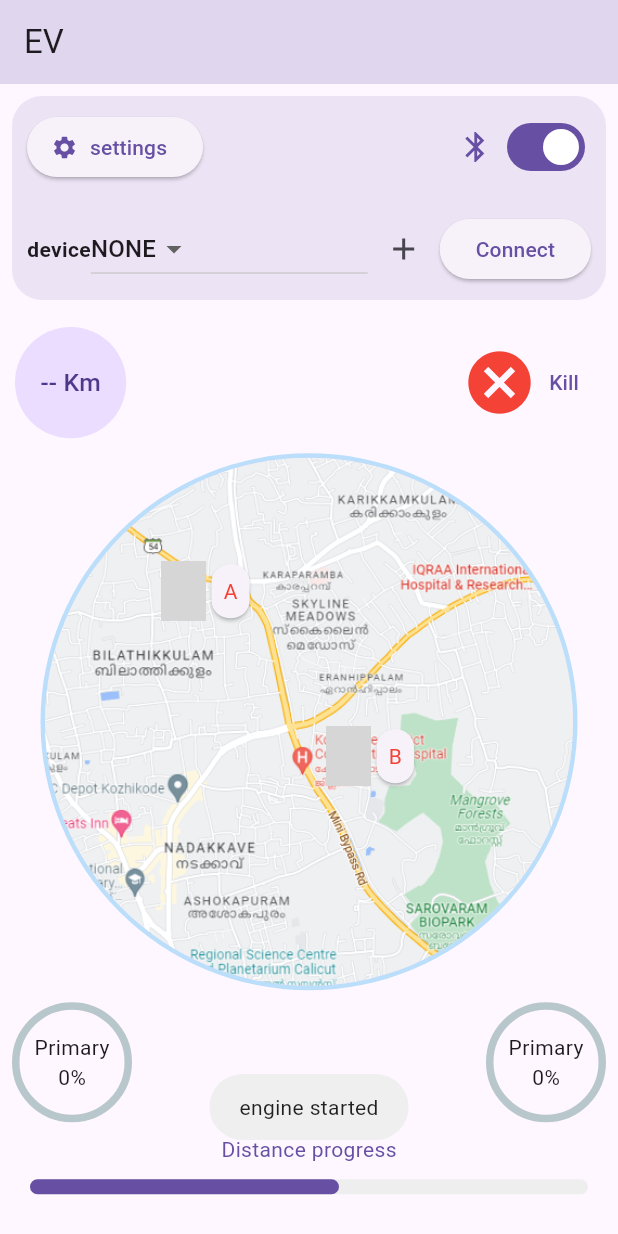
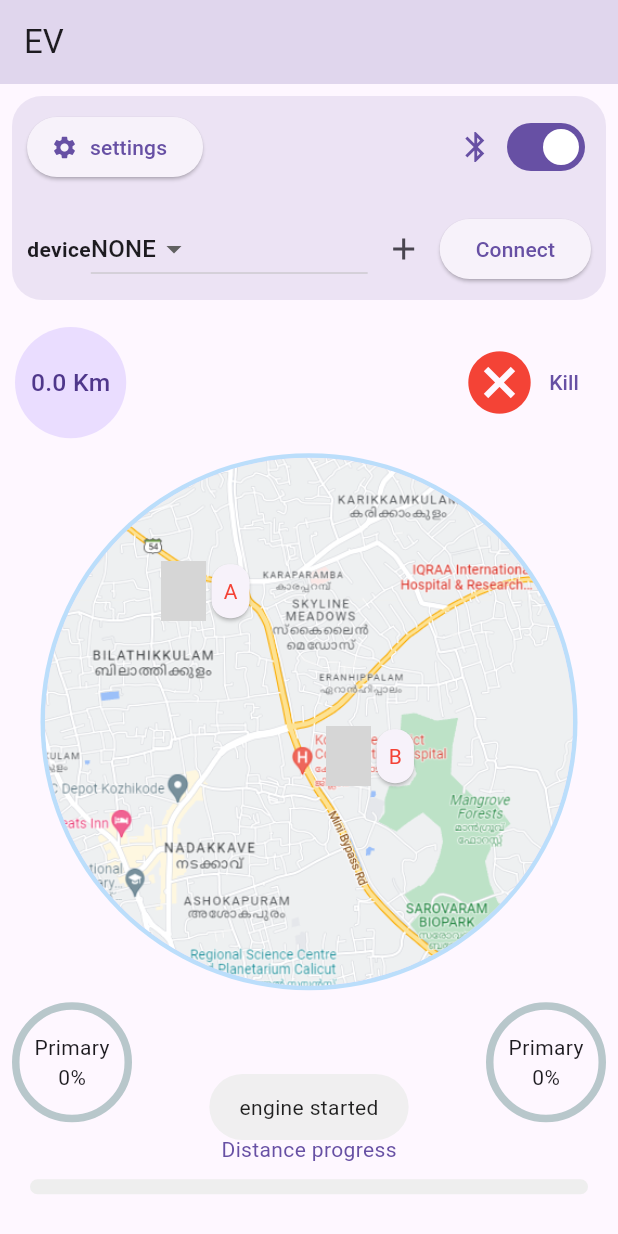
Before and after one commit to ShanuFutura/ev_management, a Flutter app: the screen it shows after launch, after a tap on "Start", on a phone screen of 412 x 824 dp. Run offline on Flutter 3.47's test engine with Material 2 defaults, Android fonts, the phone set to English and light mode, and no system bars; drawn by our look-alikes of percent_indicator; our stand-ins replace flutter_bluetooth_serial, fluttertoast, material_color_utilities, syncfusion_flutter_gauges; missing offline and left inert: battery_indicator; network calls fail; grey boxes are pictures that could not be loaded.

Commit message:
distance progress updated

```diff
--- a/lib/blue.dart
+++ b/lib/blue.dart
@@ -123,7 +123,8 @@ class _BluetoothAppState extends State<BluetoothApp>
     try {
       devices = await _bluetooth.getBondedDevices();
     } on PlatformException {
-      print("Error");
+
+      ("Error");
     }
 
     // It is an error to call [setState] unless [mounted] is true.
--- a/lib/main.dart
+++ b/lib/main.dart
@@ -3,12 +3,14 @@ import 'package:flutter/material.dart';
 
 import 'package:fluttertoast/fluttertoast.dart';
 import 'package:percent_indicator/circular_percent_indicator.dart';
+import 'package:syncfusion_flutter_gauges/gauges.dart';
 
 import 'package:tts_ble/blue.dart';
 
 import 'package:material_color_utilities/material_color_utilities.dart';
 import 'package:tts_ble/widgets/pin.dart';
 import 'package:tts_ble/widgets/progress_bar.dart';
+// import 'package:tts_ble/widgets/speedo_meter.dart';
 
 void main() {
   runApp(MyApp());
@@ -46,14 +48,17 @@ class _HomeState extends State<Home> {
   BluetoothController bluetoothController = BluetoothController();
 
   bool isHidden = false;
-  String speed = '--';
+  String speed = '0.0';
   bool isStart = false;
   var chargePrimary = '0';
   var chargeSecondary = '0';
+  var time = 0.0;
+  var distance = 0.0;
+
   @override
   Widget build(BuildContext context) {
     final deviceWidth = MediaQuery.of(context).size.width;
-    final deviceHeight = MediaQuery.of(context).size.height;
+    // final deviceHeight = MediaQuery.of(context).size.height;
     return Scaffold(
       appBar: AppBar(
         backgroundColor: Theme.of(context).primaryColor.withOpacity(.2),
@@ -81,11 +86,13 @@ class _HomeState extends State<Home> {
             onMessage: (p0) async {
               final List<String> dataList = p0.split(',');
               // Fluttertoast.showToast(msg: dataList.toString());
+              if (dataList.length > 3) {
                 setState(() {
                   speed = dataList[0].toString();
                   chargePrimary = dataList[1].toString();
                   chargeSecondary = dataList[2].toString();
                 });
+              }
               if (dataList.length > 3) {}
               // print();
               print(
@@ -110,8 +117,7 @@ class _HomeState extends State<Home> {
                               style: TextStyle(fontSize: deviceWidth * .04),
                             ),
                             radius: deviceWidth * .09,
-                        ),
-                      ),
+                          )),
                       Padding(
                         padding: const EdgeInsets.symmetric(horizontal: 10),
                         child: TextButton.icon(
@@ -120,12 +126,16 @@ class _HomeState extends State<Home> {
                               setState(() {
                                 isStart = false;
                               });
+                              time = 0.0;
+                              distance = 0.0;
                               bluetoothController.sendMessage('T');
                               Fluttertoast.showToast(msg: 'engine killed');
                             } else {
                               setState(() {
                                 isStart = true;
                               });
+                              time = 0.0;
+                              distance = 0.0;
                               bluetoothController.sendMessage('S');
                               Fluttertoast.showToast(msg: 'engine started');
                             }
@@ -216,7 +226,18 @@ class _HomeState extends State<Home> {
                     'Distance progress',
                     style: TextStyle(color: Theme.of(context).primaryColor),
                   ),
-                  ProgressBar(progress: .5),
+                  StreamBuilder(
+                      stream: Stream.periodic(Duration(milliseconds: 1)),
+                      builder: (context, snap) {
+                        if (isStart) {
+                          time++;
+                          distance = distance +
+                              ((time * (double.parse(speed))) / 1000000);
+                        }
+
+                        print('distance: $distance, time: $time');
+                        return ProgressBar(progress: distance / 500);
+                      }),
                 ],
               ),
             )),
--- a/lib/widgets/progress_bar.dart
+++ b/lib/widgets/progress_bar.dart
@@ -24,7 +24,8 @@ class ProgressBar extends StatelessWidget {
             height: 10,
             width: deviceWidth - 40,
           ),
-          Container(
+          AnimatedContainer(
+            duration: Duration(milliseconds: 200),
             decoration: BoxDecoration(
               borderRadius: BorderRadius.circular(20),
               color: Theme.of(context).primaryColor,
--- a/pubspec.yaml
+++ b/pubspec.yaml
@@ -38,6 +38,7 @@ dependencies:
   fluttertoast: ^8.0.9
   battery_indicator: ^0.1.1
   percent_indicator: ^4.2.2
+  syncfusion_flutter_gauges: ^20.1.57
   # sms_maintained: ^0.2.5
   # url_launcher: ^6.1.2
   # shared_preferences: ^2.0.15
```
Also changed, not shown: pubspec.lock. Lines whose indentation alone changed are shown as unchanged.
